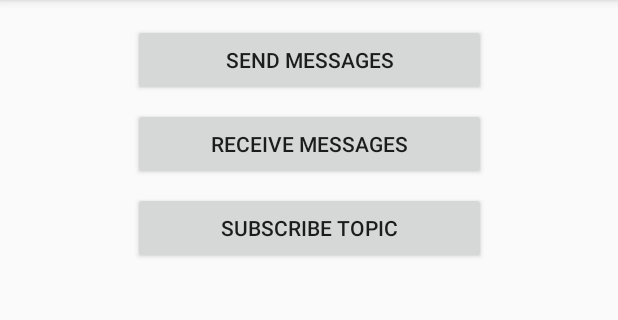
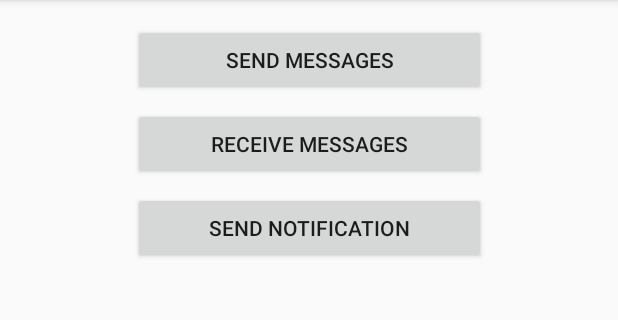
Before and after one commit to saichandu415/MNS-Android-Sample, an Android app: the screen it shows after launch (MainActivity), on a phone screen of 412 x 824 dp, the part 84-404 px from its top. Run offline under Robolectric (Android 15) with nearby library versions, the phone set to English and light mode, and no system bars; libraries missing offline, so code that uses them is left out: com.aliyun.mns; 6 statements that could not run were skipped.

Commit message:
Changed button text

```diff
--- a/app/src/main/res/layout/activity_main.xml
+++ b/app/src/main/res/layout/activity_main.xml
@@ -39,7 +39,7 @@
         android:layout_marginEnd="8dp"
         android:layout_marginStart="8dp"
         android:layout_marginTop="8dp"
-        android:text="Subscribe Topic"
+        android:text="Send Notification"
         app:layout_constraintEnd_toEndOf="parent"
         app:layout_constraintStart_toStartOf="parent"
         app:layout_constraintTop_toBottomOf="@+id/receiveButton" />
```
